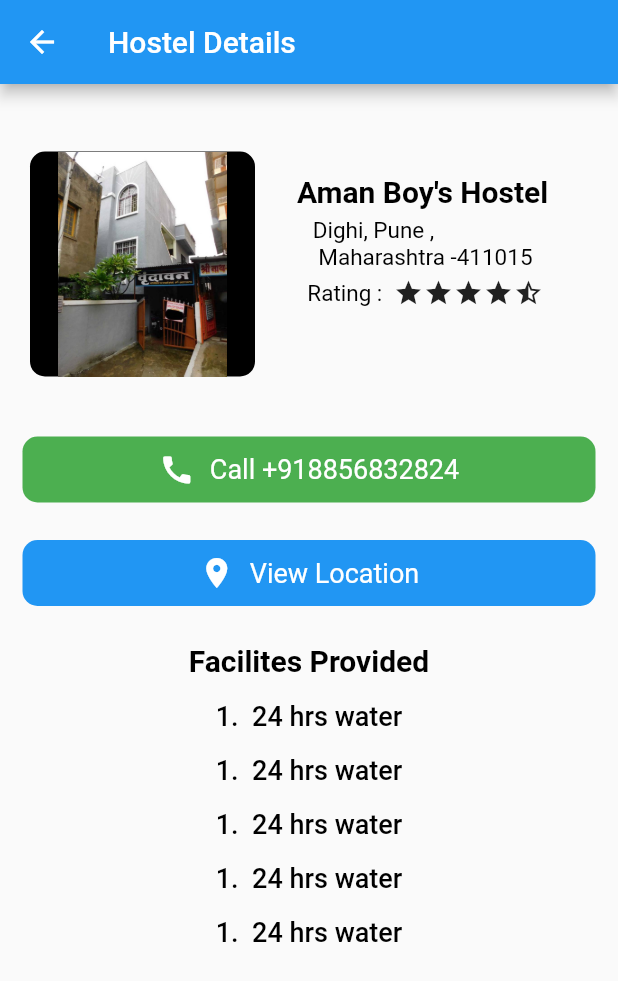
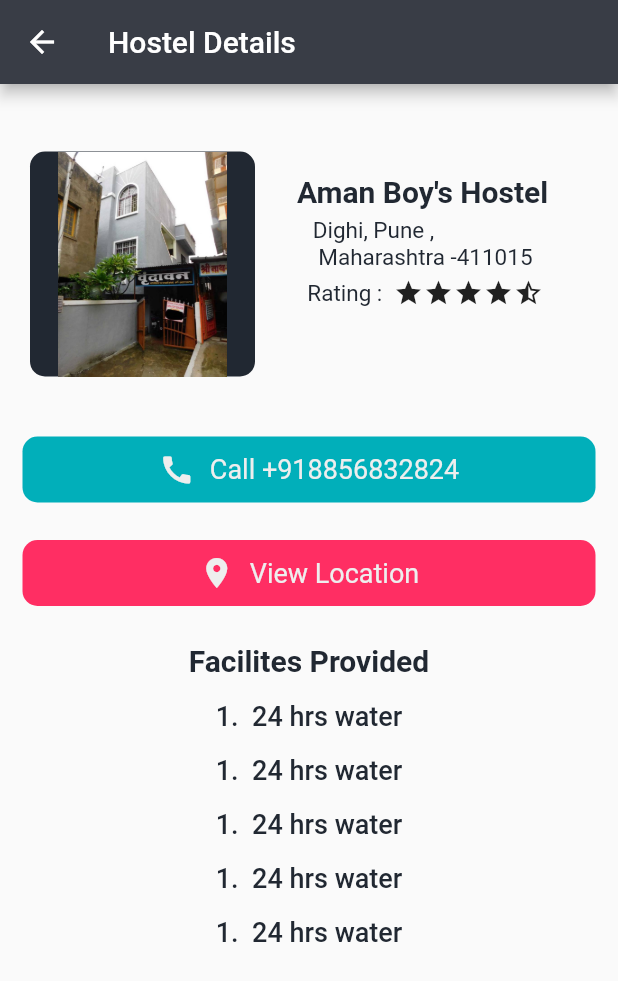
Before and after one commit to vishalgosavi04/Enhostels, a Flutter app: the HostelListScreen screen opened directly, after a tap on "Aman Boy's Hostel", on a phone screen of 412 x 824 dp. Shown: the top 981 px of the screen. Run offline on Flutter 3.47's test engine with Material 2 defaults, Android fonts, the phone set to English and light mode, and no system bars; our stand-ins replace animated_splash_screen, cloud_firestore, firebase_auth, firebase_core, flutter_svg, google_fonts; accounts and stored records are empty.

Commit message:
Add files via upload

```diff
--- a/lib/screens/hostelinfo1.dart
+++ b/lib/screens/hostelinfo1.dart
@@ -1,4 +1,5 @@
 import 'package:flutter/material.dart';
+import 'package:enhostels/screens/app_style.dart';
 class Hostelinfopage extends StatefulWidget {
   const Hostelinfopage({super.key});
 
@@ -11,7 +12,7 @@ class _HostelinfopageState extends State<Hostelinfopage> {
   Widget build(BuildContext context) {
     return Scaffold(
       appBar: AppBar(
-          backgroundColor: Colors.blue,
+          backgroundColor: kGrey,
           title: const Text('Hostel Details'),
           leading: IconButton(
               icon: Icon(Icons.arrow_back),
@@ -33,7 +34,7 @@ class _HostelinfopageState extends State<Hostelinfopage> {
                 width: 150,
                 decoration: BoxDecoration(
                   borderRadius: BorderRadius.circular(10),
-                  color: Colors.black,
+                  color:kBlack,
                 ),
 
                child: Center(child: Image.asset('assets/images/hostel1.jpg')),
@@ -42,17 +43,17 @@ class _HostelinfopageState extends State<Hostelinfopage> {
                 padding: const EdgeInsets.all(8.0),
                 child: Column(
                   children: [
-                    Text(" Aman Boy's Hostel ",style: TextStyle(fontSize: 20,color: Colors.black,fontWeight: FontWeight.bold),),
+                    Text(" Aman Boy's Hostel ",style: TextStyle(fontSize: 20,color:kBlack,fontWeight: FontWeight.bold),),
                     SizedBox(height: 5,),
                     Text("Dighi, Pune ,\n Maharashtra -411015",
                               style: TextStyle(
-                                  color: Colors.black,
+                                  color:kBlack,
                                   fontSize: 15,
                                   )),
                     SizedBox(height: 5,),
                     Row(
                       children: [
-                          Text(" Rating :  ",style: TextStyle(fontSize: 15,color: Colors.black,fontWeight: FontWeight.w400),),
+                          Text(" Rating :  ",style: TextStyle(fontSize: 15,color:kBlack,fontWeight: FontWeight.w400),),
                           Icon(Icons.star,size: 20,),
                           Icon(Icons.star,size: 20,),
                           Icon(Icons.star,size: 20,),
@@ -82,7 +83,7 @@ class _HostelinfopageState extends State<Hostelinfopage> {
               child: Container(
                 margin: EdgeInsets.symmetric(horizontal: 15),
                 decoration: BoxDecoration(
-                  color: Colors.green,
+                  color:kGreen,
                   borderRadius: BorderRadius.circular(10),
                 ),
                 padding:
@@ -90,11 +91,11 @@ class _HostelinfopageState extends State<Hostelinfopage> {
                 child: Row(
                   mainAxisAlignment: MainAxisAlignment.center,
                   children: [
-                    Icon(Icons.call, color: Colors.white),
+                    Icon(Icons.call, color:kYellow),
                     const SizedBox(width: 10),
                     Text(
                       'Call +918856832824',
-                      style: TextStyle(fontSize: 18, color: Colors.white),
+                      style: TextStyle(fontSize: 18, color:kYellow),
                     ),
                   ],
                 ),
@@ -119,7 +120,7 @@ class _HostelinfopageState extends State<Hostelinfopage> {
               child: Container(
                 margin: EdgeInsets.symmetric(horizontal: 15),
                 decoration: BoxDecoration(
-                  color: Colors.blue,
+                  color:kRed,
                   borderRadius: BorderRadius.circular(10),
                 ),
                 padding:
@@ -127,32 +128,32 @@ class _HostelinfopageState extends State<Hostelinfopage> {
                 child: Row(
                   mainAxisAlignment: MainAxisAlignment.center,
                   children: [
-                    Icon(Icons.location_on, color: Colors.white),
+                    Icon(Icons.location_on, color:kYellow),
                     const SizedBox(width: 10),
                     Text(
                       'View Location',
-                      style: TextStyle(fontSize: 18, color: Colors.white),
+                      style: TextStyle(fontSize: 18, color:kYellow),
                     ),
                   ],
                 ),
               ),
             ),
             SizedBox(height: 25,),
-            Text("Facilites Provided", style: TextStyle(color: Colors.black,fontSize: 20,fontWeight: FontWeight.bold),),
+            Text("Facilites Provided", style: TextStyle(color: kBlack,fontSize: 20,fontWeight: FontWeight.bold),),
             SizedBox(height: 15,),
 
-            Text("1.  24 hrs water",style: TextStyle(color: Colors.black,fontSize: 18,fontWeight: FontWeight.w500),),
+            Text("1.  24 hrs water",style: TextStyle(color: kBlack,fontSize: 18,fontWeight: FontWeight.w500),),
             SizedBox(height: 15,),
 
-            Text("1.  24 hrs water",style: TextStyle(color: Colors.black,fontSize: 18,fontWeight: FontWeight.w500),),
+            Text("1.  24 hrs water",style: TextStyle(color:kBlack,fontSize: 18,fontWeight: FontWeight.w500),),
             SizedBox(height: 15,),
 
-            Text("1.  24 hrs water",style: TextStyle(color: Colors.black,fontSize: 18,fontWeight: FontWeight.w500),),
+            Text("1.  24 hrs water",style: TextStyle(color:kBlack,fontSize: 18,fontWeight: FontWeight.w500),),
             SizedBox(height: 15,),
 
-            Text("1.  24 hrs water",style: TextStyle(color: Colors.black,fontSize: 18,fontWeight: FontWeight.w500),),
+            Text("1.  24 hrs water",style: TextStyle(color:kBlack,fontSize: 18,fontWeight: FontWeight.w500),),
             SizedBox(height: 15,),
-            Text("1.  24 hrs water",style: TextStyle(color: Colors.black,fontSize: 18,fontWeight: FontWeight.w500),),
+            Text("1.  24 hrs water",style: TextStyle(color:kBlack,fontSize: 18,fontWeight: FontWeight.w500),),
 
 
           ],
--- a/lib/screens/hostellist.dart
+++ b/lib/screens/hostellist.dart
@@ -1,4 +1,5 @@
 import 'package:flutter/material.dart';
+import 'package:enhostels/screens/app_style.dart';
 import 'package:flutter/src/widgets/framework.dart';
 import 'package:flutter/src/widgets/placeholder.dart';
 import 'package:enhostels/screens/hostelinfo1.dart';
@@ -20,7 +21,7 @@ class _HostelListScreenState extends State<HostelListScreen> {
   TextEditingController _searchController = TextEditingController();
   String _searchQuery = '';
 
-  Map<String, Widget> _orphanagePages = {
+  Map<String, Widget> _HostelPages = {
     "Aman Boy's Hostel": Hostelinfopage(),
     // 'Sneh Sawali Old Age Home': OrphanageInfoPage2(),
     // 'Jeeva Jyothi trust': InfoPage3(),
@@ -36,7 +37,7 @@ class _HostelListScreenState extends State<HostelListScreen> {
 
 
   ];
-  List<String> _orphanageNames = [
+  List<String> _HostelNames = [
     "Aman Boy's Hostel",
      'Sujay Hostel',
     // 'Jeeva Jyothi trust',
@@ -54,13 +55,13 @@ class _HostelListScreenState extends State<HostelListScreen> {
   ];
 
 
-  List<String> _filteredOrphanageNames = [];
+  List<String> _filteredHostelNames = [];
   List<String> _filteredimages=[];
   List<String> _filteredaddress =[];
   @override
   void initState() {
     super.initState();
-    _filteredOrphanageNames = _orphanageNames;
+    _filteredHostelNames = _HostelNames;
     _filteredimages =_images;
     _filteredaddress= _address;
   }
@@ -68,18 +69,18 @@ class _HostelListScreenState extends State<HostelListScreen> {
   void _updateSearchQuery(String query) {
     setState(() {
       _searchQuery = query;
-      _filteredOrphanageNames = _orphanageNames
+      _filteredHostelNames = _HostelNames
           .where(
               (name) => name.toLowerCase().contains(_searchQuery.toLowerCase()))
           .toList();
     });
   }
 
-  void _navigateToOrphanageDetailsScreen(String orphanageName) {
+  void _navigateToHostelDetailsScreen(String HostelName) {
     Navigator.push(
       context,
       MaterialPageRoute(
-        builder: (context) => _orphanagePages[orphanageName]!,
+        builder: (context) => _HostelPages[HostelName]!,
       ),
     );
   }
@@ -88,7 +89,7 @@ class _HostelListScreenState extends State<HostelListScreen> {
   Widget build(BuildContext context) {
     return Scaffold(
       appBar: AppBar(
-          backgroundColor: Colors.blue,
+          backgroundColor: kGrey,
           // title: Text("HelpOut",
           //     style: TextStyle(
           //         color: Colors.white,
@@ -100,7 +101,7 @@ class _HostelListScreenState extends State<HostelListScreen> {
             decoration: InputDecoration(
                 hintText: 'Search ...',
                 border: InputBorder.none,
-                hintStyle: TextStyle(color: Colors.black, fontSize: 18)),
+                hintStyle: TextStyle(color:kBlack, fontSize: 18)),
           ),
           leading: IconButton(
               icon: Icon(Icons.arrow_back),
@@ -108,9 +109,9 @@ class _HostelListScreenState extends State<HostelListScreen> {
                 Navigator.of(context).pop();
               })),
       body: ListView.builder(
-        itemCount: _filteredOrphanageNames.length,
+        itemCount: _filteredHostelNames.length,
         itemBuilder: (BuildContext context, int index) {
-          final orphanageIndex = index;
+          final HostelIndex = index;
           return Container(
             padding: const EdgeInsets.only(top: 15.0),
             margin: EdgeInsets.only(left: 15, right: 15, top: 20),
@@ -122,14 +123,14 @@ class _HostelListScreenState extends State<HostelListScreen> {
             child: GestureDetector(
                 onTap: () {
                   // Navigate to the page for the selected orphanage
-                  _navigateToOrphanageDetailsScreen(
-                      _filteredOrphanageNames[orphanageIndex]);
+                  _navigateToHostelDetailsScreen(
+                      _filteredHostelNames[HostelIndex]);
                 },
                 child: Container(
                   //padding: EdgeInsets.only(top: 30, left: 80),
                   alignment: Alignment.center,
                   decoration: BoxDecoration(
-                      color: Color.fromARGB(255, 205, 206, 205),
+                      color: kYellow,
                       borderRadius: BorderRadius.circular(5)),
                   child: Expanded(
                     child: Row(
@@ -141,7 +142,7 @@ class _HostelListScreenState extends State<HostelListScreen> {
                           decoration: BoxDecoration(
                             borderRadius: BorderRadius.circular(5)
                           ),
-                          child: Image.asset(_filteredimages[orphanageIndex])),
+                          child: Image.asset(_filteredimages[HostelIndex])),
                         // Text(_filteredOrphanageNames[orphanageIndex],
                         // style: TextStyle(
                         //     color: Colors.black,
@@ -151,11 +152,11 @@ class _HostelListScreenState extends State<HostelListScreen> {
                           padding: const EdgeInsets.only(left:18.0, top:10, right: 20),
                           child: Column(
                               children: [
-                                 Text(_filteredOrphanageNames[orphanageIndex],style: TextStyle(fontSize: 20,color: Colors.black,fontWeight: FontWeight.bold),),
+                                 Text(_filteredHostelNames[HostelIndex],style: TextStyle(fontSize: 20,color:kBlack,fontWeight: FontWeight.bold),),
                                  SizedBox(height: 5,),
-                                  Text(_filteredaddress[orphanageIndex],
+                                  Text(_filteredaddress[HostelIndex],
                                           style: TextStyle(
-                                          color: Colors.black,
+                                          color:kBlack,
                                           fontSize: 18,
                                         ))
                   ],
```
Also changed, not shown: lib/screens/home.dart (+84 -79 lines), lib/screens/messinfo1.dart (+15 -14 lines), lib/screens/messllist.dart (+19 -18 lines), lib/screens/splashscreen.dart (added, +79 -0 lines).
